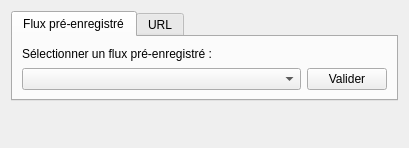
This is interface/code/dataflowwindow.ui in Lzrtn/ProjetGeomatique as Qt 5 draws it before an edit. The edited form follows.
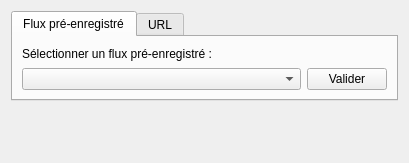
This is the edited form. The open tabs and pages were chosen to show the change.

The edit to the form file:
```diff
--- a/interface/code/dataflowwindow.ui
+++ b/interface/code/dataflowwindow.ui
@@ -7,7 +7,7 @@
     <x>0</x>
     <y>0</y>
     <width>409</width>
-    <height>148</height>
+    <height>163</height>
    </rect>
   </property>
   <property name="sizePolicy">
```
Left out of the diff: 2 changed lines with no effect on the pictures.
